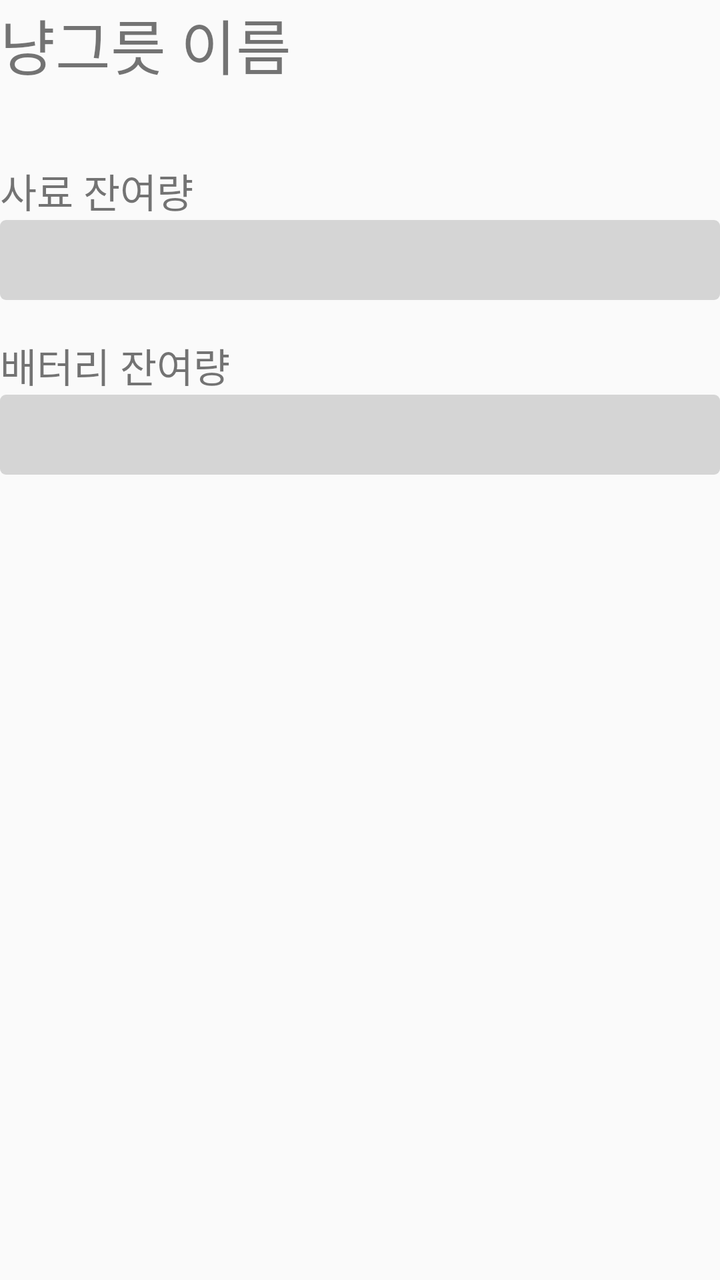
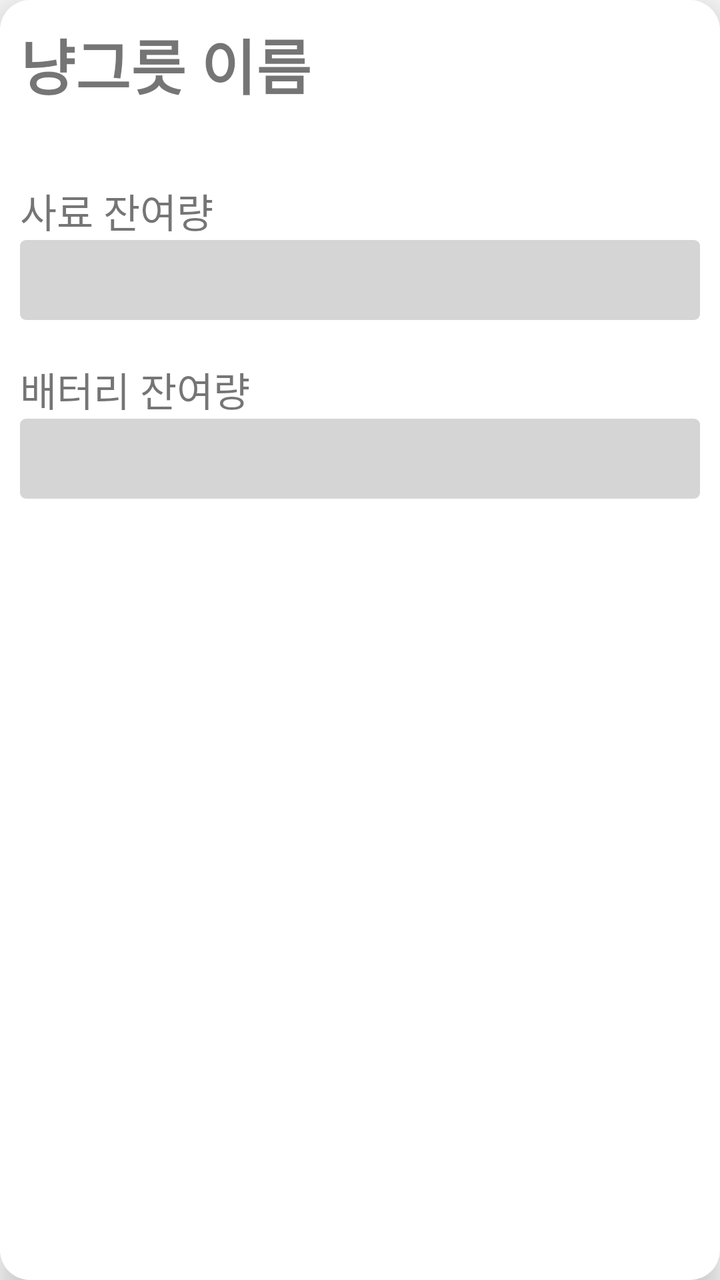

Compare the two renders of this Android layout. The source of the first and the diff that turns it into the second are given below.
<!-- AndroidManifest.xml: application theme Theme.App -->
<!-- res/layout/dish_recycler_item.xml -->
<?xml version="1.0" encoding="utf-8"?>
<LinearLayout xmlns:android="http://schemas.android.com/apk/res/android"
     android:layout_width="match_parent"
     android:layout_height="wrap_content"
     android:layout_margin="20dp">
    <LinearLayout
        android:layout_width="match_parent"
        android:layout_height="wrap_content"
        android:orientation="vertical">
       <TextView
           android:id="@+id/dish_name"
           android:layout_width="match_parent"
           android:layout_height="match_parent"
           android:text="냥그릇 이름"
           android:textSize="30dp"
           android:fontFamily="@font/yeonsung" />
        <TextView
            android:id="@+id/dish_address"
            android:layout_width="match_parent"
            android:layout_height="wrap_content"
            android:text=""
            android:fontFamily="@font/yeonsung"
            android:textColor="@color/gray"
            android:textSize="20dp"/>

        <TextView
            android:layout_width="match_parent"
            android:layout_height="wrap_content"
            android:text="사료 잔여량"
            android:fontFamily="@font/yeonsung"
            android:layout_marginTop="10dp"
            android:textSize="20dp"/>

        <ProgressBar
            android:id="@+id/remain_food"
            android:layout_width="match_parent"
            android:layout_height="40dp"
            android:max="100"
            android:progress="0"
            android:progressDrawable="@drawable/progressbar"
            style="@style/Widget.AppCompat.ProgressBar.Horizontal" />

        <TextView
            android:id="@+id/food"
            android:layout_width="match_parent"
            android:layout_height="wrap_content"
            android:text=""
            android:fontFamily="@font/yeonsung"
            android:layout_marginTop="-36dp"
            android:textSize="25dp"/>

        <TextView
            android:layout_width="match_parent"
            android:layout_height="wrap_content"
            android:text="배터리 잔여량"
            android:fontFamily="@font/yeonsung"
            android:layout_marginTop="20dp"
            android:textSize="20dp"/>

        <ProgressBar
            android:id="@+id/remain_battery"
            android:layout_width="match_parent"
            android:layout_height="40dp"
            android:max="100"
            android:progress="0"
            android:progressDrawable="@drawable/progressbar"
            style="@style/Widget.AppCompat.ProgressBar.Horizontal" />

        <TextView
            android:id="@+id/battery"
            android:layout_width="match_parent"
            android:layout_height="wrap_content"
            android:text=""
            android:fontFamily="@font/yeonsung"
            android:layout_marginTop="-36dp"
            android:textSize="25dp"/>
    </LinearLayout>
</LinearLayout>
<!-- resources referenced by this layout -->
<resources>
  <color name="gray">#B0B0B0</color>
  <!-- drawable progressbar (drawable) -->
  <?xml version="1.0" encoding="utf-8"?>
  <layer-list xmlns:android="http://schemas.android.com/apk/res/android">
      <item android:id="@android:id/background">
          <shape>
              <corners android:radius="3dp" />
              <solid android:color="#D5D5D5" />
          </shape>
      </item>
      <item android:id="@android:id/secondaryProgress">
          <clip>
              <shape>
                  <corners android:radius="3dp" />
                  <solid android:color="@color/pink" />
              </shape>
          </clip>
      </item>
      <item android:id="@android:id/progress">
          <clip>
              <shape>
                  <corners android:radius="3dp" />
                  <solid android:color="@color/hotPink" />
              </shape>
          </clip>
      </item>
  </layer-list>
  <style name="Theme.App" parent="Theme.AppCompat.Light">
          
  
          <item name="colorPrimary">@color/white</item>
          <item name="colorPrimaryVariant">@color/hotPink</item>
          <item name="colorOnPrimary">@color/white</item>
          
          <item name="colorSecondary">@color/teal_200</item>
          <item name="colorSecondaryVariant">@color/teal_700</item>
          <item name="colorOnSecondary">@color/black</item>
          
          <item name="android:statusBarColor">?attr/colorPrimaryVariant</item>
          
      </style>
  <color name="pink">#FFAAC7</color>
  <color name="hotPink">#EC5E98</color>
  <color name="white">#FFFFFFFF</color>
  <color name="teal_200">#FF03DAC5</color>
  <color name="teal_700">#FF018786</color>
  <color name="black">#FF000000</color>
</resources>

<!-- the commit's change to res/layout/dish_recycler_item.xml (unified diff, before → after) -->
@@ -2,6 +2,9 @@
 <LinearLayout xmlns:android="http://schemas.android.com/apk/res/android"
      android:layout_width="match_parent"
      android:layout_height="wrap_content"
+     android:padding="10dp"
+    android:background="@drawable/dishcard"
+    android:elevation="10dp"
      android:layout_margin="20dp">
     <LinearLayout
         android:layout_width="match_parent"
@@ -13,6 +16,7 @@
            android:layout_height="match_parent"
            android:text="냥그릇 이름"
            android:textSize="30dp"
+           android:textStyle="bold"
            android:fontFamily="@font/yeonsung" />
         <TextView
             android:id="@+id/dish_address"
@@ -46,7 +50,8 @@
             android:layout_height="wrap_content"
             android:text=""
             android:fontFamily="@font/yeonsung"
-            android:layout_marginTop="-36dp"
+            android:layout_marginTop="-34sp"
+            android:layout_marginLeft="20sp"
             android:textSize="25dp"/>
 
         <TextView
@@ -72,7 +77,8 @@
             android:layout_height="wrap_content"
             android:text=""
             android:fontFamily="@font/yeonsung"
-            android:layout_marginTop="-36dp"
+            android:layout_marginTop="-34sp"
+            android:layout_marginLeft="20sp"
             android:textSize="25dp"/>
     </LinearLayout>
 </LinearLayout>
<!-- resource entries referenced after the edit -->
@@ -1,6 +1,22 @@
 <!-- resources referenced by this layout -->
 <resources>
   <color name="gray">#B0B0B0</color>
+  <!-- drawable dishcard (drawable) -->
+  <?xml version="1.0" encoding="utf-8"?>
+  <shape xmlns:android="http://schemas.android.com/apk/res/android"
+      android:shape="rectangle"
+      android:padding = "10dp">
+      <solid android:color="#ffffff"></solid>
+      <corners
+          android:bottomLeftRadius="15dp"
+          android:bottomRightRadius="15dp"
+          android:topLeftRadius="15dp"
+          android:topRightRadius="15dp"
+          ></corners>
+      <stroke
+          android:elevation="10dp"
+  ></stroke>
+  </shape>
   <!-- drawable progressbar (drawable) -->
   <?xml version="1.0" encoding="utf-8"?>
   <layer-list xmlns:android="http://schemas.android.com/apk/res/android">
